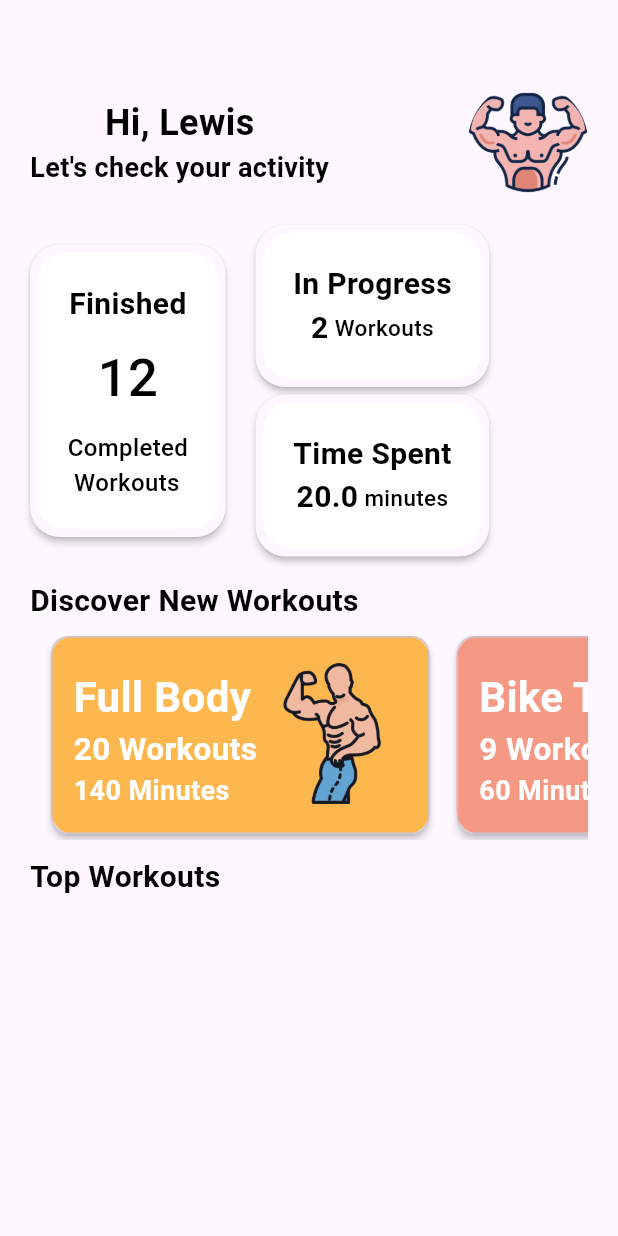
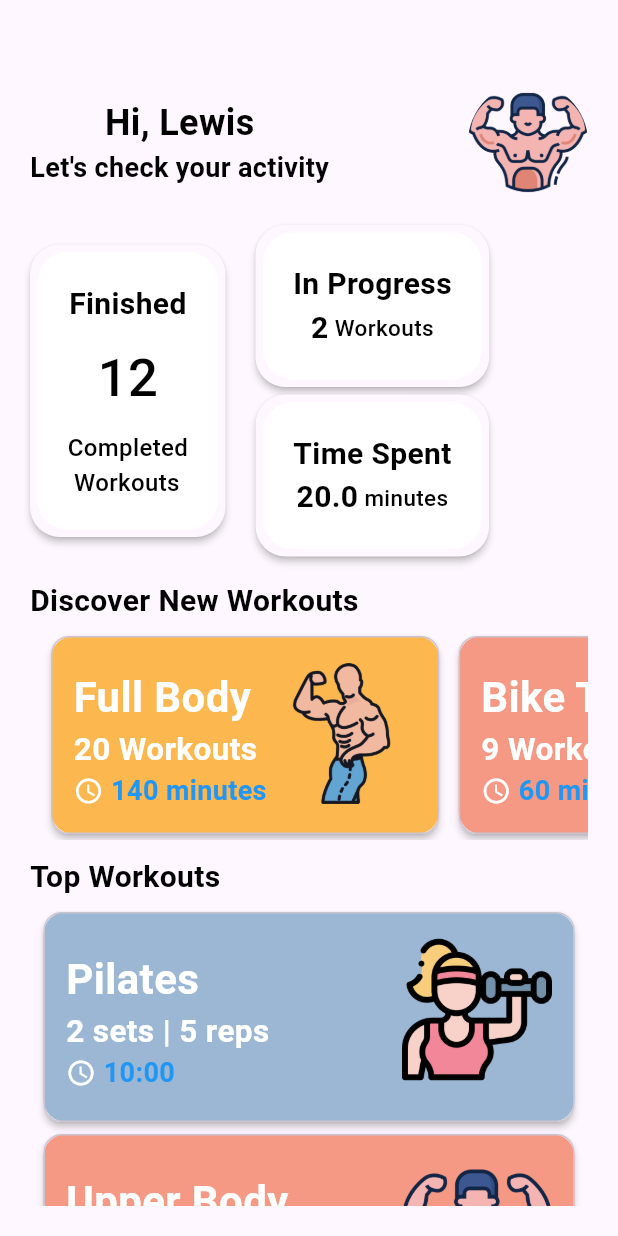
Before and after one commit to Leehon008/gym, a Flutter app: the screen it shows after launch, on a phone screen of 412 x 824 dp. Run offline on Flutter 3.47's test engine with Material 3 defaults, Android fonts, the phone set to English and light mode, and no system bars.

Commit message:
feat: top workouts section

```diff
--- a/lib/pages/home.dart
+++ b/lib/pages/home.dart
@@ -5,34 +5,51 @@ import 'package:hymns/services/stats_widget_card.dart';
 import 'package:hymns/services/support_widget.dart';
 
 class Home extends StatefulWidget {
-  var workoutList = [
+  final workoutList = [
     {
       "headlineText": "Full Body",
-      "workouts": 20,
-      "minutes": 140,
+      "workouts": "20 Workouts",
+      "minutes": "140 minutes",
       "bgColor": Color(0xfffcb74f),
       "imagePath": 'man.png',
     },
     {
       "headlineText": "Bike Training",
-      "workouts": 9,
-      "minutes": 60,
+      "workouts": "9 Workouts",
+      "minutes": "60 minutes",
       "bgColor": Color(0xfff59884),
       "imagePath": 'bike.png',
     },
     {
       "headlineText": "Meditation",
-      "workouts": 8,
-      "minutes": 45,
+      "workouts": "8 Workouts",
+      "minutes": "45 minutes",
       "bgColor": Color(0xff9ad3bc),
       "imagePath": 'meditate.png',
     },
     {
       "headlineText": "Treadmill",
-      "workouts": 0000783,
-      "minutes": 23,
+      "workouts": "89 Workouts",
+      "minutes": "23 minutes",
       "bgColor": Color(0xff9bb7d4),
       "imagePath": 'treadmill.png',
+    },
+  ];
+  final topWorkoutList = [
+    {
+      "headlineText": "Pilates",
+      "workouts": "2 sets | 5 reps",
+      "minutes": "10:00",
+      "bgColor": Color(0xff9bb7d4),
+      "imagePath": 'fitness.png',
+    },
+    {
+      "headlineText": "Upper Body",
+      "workouts": "9 sets | 5 reps",
+      "minutes": "60:00",
+      "textColor": const Color.fromARGB(255, 21, 172, 61),
+      "bgColor": Color(0xfff59884),
+      "imagePath": 'profile.png',
     },
   ];
 
@@ -150,27 +167,21 @@ class _HomeState extends State<Home> {
             SizedBox(height: 5.0),
             SizedBox(
               height: 140.0,
-              child: ListView(
-                scrollDirection: Axis.horizontal,
-                padding: EdgeInsets.symmetric(horizontal: 5.0),
-                children: [
-                  for (final workout in widget.workoutList) ...[
-                    SizedBox(width: 5.0),
-                    SmallCardWidget(
-                      headlineText: workout['headlineText'] as String,
-                      workouts: workout['workouts'] as int,
-                      minutes: workout['minutes'] as int,
-                      bgColor: workout['bgColor'] as Color,
-                      imagePath: workout['imagePath'] as String,
-                    ),
-                    SizedBox(width: 5.0),
-                  ],
-                ],
+              child: SmallCardWidget(
+                widget.workoutList,
+                // scrollDirection: Axis.vertical,
               ),
             ),
             SizedBox(height: 10.0),
             SectionHeadLineText(headlineText: "Top Workouts"),
             SizedBox(height: 5.0),
+            SizedBox(
+              height: 200.0,
+              child: SmallCardWidget(
+                widget.topWorkoutList,
+                scrollDirection: Axis.vertical,
+              ),
+            ),
           ],
         ),
       ),
--- a/lib/services/section_head_line_text.dart
+++ b/lib/services/section_head_line_text.dart
@@ -3,7 +3,9 @@ import 'package:hymns/services/support_widget.dart';
 
 class SectionHeadLineText extends StatelessWidget {
   String headlineText = "";
-  SectionHeadLineText({super.key, required this.headlineText});
+  SectionHeadLineText({super.key, required this.headlineText}) {
+    headlineText = headlineText;
+  }
 
   @override
   Widget build(BuildContext context) {
--- a/lib/services/small_card_widget.dart
+++ b/lib/services/small_card_widget.dart
@@ -2,19 +2,13 @@ import 'package:flutter/material.dart';
 import 'package:hymns/services/support_widget.dart';
 
 class SmallCardWidget extends StatefulWidget {
-  String imagePath = '';
-  var headlineText = '';
-  int workouts = 0;
-  int minutes = 0;
-  Color bgColor;
+  var workoutList = [{}];
+  final Axis scrollDirection;
 
-  SmallCardWidget({
+  SmallCardWidget(
+    this.workoutList, {
+    this.scrollDirection = Axis.horizontal,
     super.key,
-    required this.imagePath,
-    required this.headlineText,
-    required this.workouts,
-    required this.minutes,
-    required this.bgColor,
   });
 
   @override
@@ -24,13 +18,19 @@ class SmallCardWidget extends StatefulWidget {
 class _SmallCardWidgetState extends State<SmallCardWidget> {
   @override
   Widget build(BuildContext context) {
-    return Card.outlined(
+    return ListView(
+      scrollDirection: widget.scrollDirection,
+      padding: EdgeInsets.symmetric(horizontal: 5.0),
+      children: [
+        for (final workout in widget.workoutList) ...[
+          SizedBox(width: 5.0),
+          Card.outlined(
             elevation: 2.0,
             child: Container(
               padding: EdgeInsets.all(15.0),
               height: 140.0,
               decoration: BoxDecoration(
-          color: widget.bgColor,
+                color: (workout['bgColor'] ?? Colors.white12) as Color,
                 borderRadius: BorderRadius.circular(15.0),
               ),
               child: Row(
@@ -42,31 +42,45 @@ class _SmallCardWidgetState extends State<SmallCardWidget> {
                     children: [
                       SizedBox(height: 5.0),
                       Text(
-                  widget.headlineText,
+                        workout['headlineText'] as String,
                         style: AppWidget.whiteBoldTextStyle(28.0),
                       ),
                       Text(
-                  "${widget.workouts} Workouts",
+                        workout['workouts'] as String,
                         style: TextStyle(
                           fontSize: 21.0,
                           fontWeight: FontWeight.w700,
                           color: Colors.white,
                         ),
                       ),
+                      Row(
+                        children: [
+                          const Icon(
+                            Icons.access_time,
+                            color: Colors.white,
+                            size: 20.0,
+                          ),
+                          const SizedBox(width: 5.0),
                           Text(
-                  "${widget.minutes} Minutes",
+                            workout['minutes'] as String,
                             style: TextStyle(
                               fontSize: 18.0,
                               fontWeight: FontWeight.w600,
-                    color: Colors.white,
+                              color:
+                                  (workout['textColor'] ?? Colors.blue)
+                                      as Color,
                             ),
+                          ),
+                        ],
                       ),
                     ],
                   ),
                   Column(
                     children: [
                       Image(
-                  image: AssetImage('assets/images/${widget.imagePath}'),
+                        image: AssetImage(
+                          'assets/images/${workout['imagePath'] as String}',
+                        ),
                         width: 100,
                         height: 100,
                         fit: BoxFit.cover,
@@ -76,6 +90,9 @@ class _SmallCardWidgetState extends State<SmallCardWidget> {
                 ],
               ),
             ),
+          ),
+        ],
+      ],
     );
   }
 }
--- a/lib/services/support_widget.dart
+++ b/lib/services/support_widget.dart
@@ -9,19 +9,19 @@ class AppWidget {
     );
   }
 
-  static TextStyle mediumTextStyle(double fontSize) {
+  static TextStyle mediumTextStyle(double fontSize, [Color? textColor]) {
     return TextStyle(
       fontSize: fontSize,
       fontWeight: FontWeight.w500,
-      color: Colors.black,
+      color: textColor ?? Colors.black,
     );
   }
 
-  static TextStyle whiteBoldTextStyle(double fontSize) {
+  static TextStyle whiteBoldTextStyle(double fontSize, [Color? textColor]) {
     return TextStyle(
       fontSize: fontSize,
       fontWeight: FontWeight.bold,
-      color: Colors.white,
+      color: textColor ?? Colors.white,
     );
   }
 }
```
Also changed, not shown: assets/images/fitness.png (added). Lines whose indentation alone changed are shown as unchanged.
